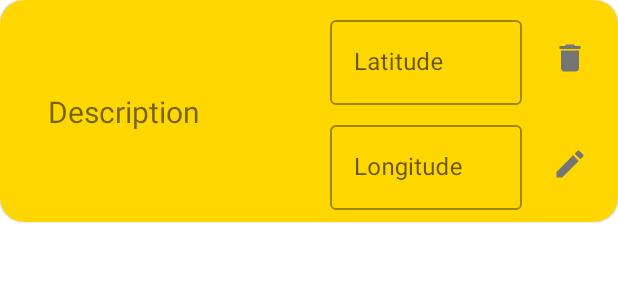
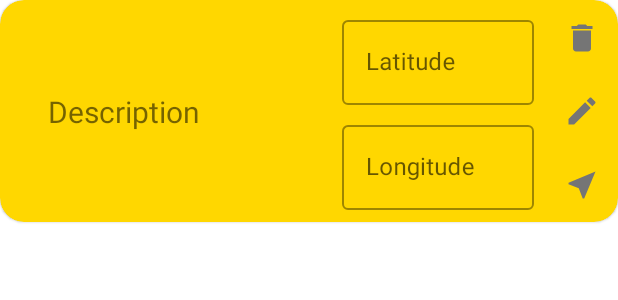
Before and after one commit to NikitaZar/Markers-on-Yandex-Maps, an Android app: the layout card_marker.xml on its own in the app's theme, with its tools: preview values and no code run, on a phone screen of 412 x 824 dp. Shown: the top 300 px of the screen. Run offline under Robolectric (Android 15) with nearby library versions, the phone set to English and light mode, and no system bars.

Commit message:
Add camera move to point from list

```diff
--- a/app/src/main/java/ru/maps/markersonyandexmaps/adapter/MarkerViewHolder.kt
+++ b/app/src/main/java/ru/maps/markersonyandexmaps/adapter/MarkerViewHolder.kt
@@ -1,6 +1,7 @@
 package ru.maps.markersonyandexmaps.adapter
 
 import androidx.recyclerview.widget.RecyclerView
+import com.yandex.mapkit.geometry.Point
 import ru.maps.markersonyandexmaps.databinding.CardMarkerBinding
 import ru.maps.markersonyandexmaps.dto.Marker
 
@@ -22,6 +23,10 @@ class MarkerViewHolder(
             btEdit.setOnClickListener {
                 onInteractionListener.onEdit(marker)
             }
+
+            btNavigate.setOnClickListener {
+                onInteractionListener.onCameraPosition(marker.latitude, marker.longitude)
+            }
         }
     }
 }
--- a/app/src/main/java/ru/maps/markersonyandexmaps/adapter/OnInteractionListener.kt
+++ b/app/src/main/java/ru/maps/markersonyandexmaps/adapter/OnInteractionListener.kt
@@ -1,8 +1,10 @@
 package ru.maps.markersonyandexmaps.adapter
 
+import com.yandex.mapkit.geometry.Point
 import ru.maps.markersonyandexmaps.dto.Marker
 
 interface OnInteractionListener {
     fun onEdit(marker: Marker)
     fun onRemove(marker: Marker)
+    fun onCameraPosition(latitude: Double, longitude: Double)
 }
--- a/app/src/main/java/ru/maps/markersonyandexmaps/application/GlobalConstants.kt
+++ b/app/src/main/java/ru/maps/markersonyandexmaps/application/GlobalConstants.kt
@@ -6,6 +6,8 @@ class GlobalConstants {
         const val KEY_ID = "markerId"
         const val KEY_LATITUDE = "latitude"
         const val KEY_LONGITUDE = "longitude"
-
+        const val KEY_CAMERA_POSITION = "camera_position"
+        const val KEY_CAMERA_POSITION_LATITUDE = "camera_position_latitude"
+        const val KEY_CAMERA_POSITION_LONGITUDE = "camera_position_longitude"
     }
 }
--- /dev/null
+++ b/app/src/main/res/drawable/ic_baseline_near_me_24.xml
@@ -0,0 +1,10 @@
+<vector xmlns:android="http://schemas.android.com/apk/res/android"
+    android:width="24dp"
+    android:height="24dp"
+    android:viewportWidth="24"
+    android:viewportHeight="24"
+    android:tint="?attr/colorControlNormal">
+  <path
+      android:fillColor="@android:color/white"
+      android:pathData="M21,3L3,10.53v0.98l6.84,2.65L12.48,21h0.98L21,3z"/>
+</vector>
--- a/app/src/main/res/layout/card_marker.xml
+++ b/app/src/main/res/layout/card_marker.xml
@@ -3,6 +3,7 @@
     xmlns:app="http://schemas.android.com/apk/res-auto"
     android:layout_width="match_parent"
     android:layout_height="wrap_content"
+    android:padding="@dimen/common_margin"
     android:gravity="clip_vertical"
     android:orientation="vertical"
     app:cardBackgroundColor="@color/gold"
@@ -17,11 +18,11 @@
             android:layout_width="0dp"
             android:layout_height="wrap_content"
             android:layout_margin="@dimen/space8x"
+            android:singleLine="false"
             android:text="@string/description"
             android:textSize="20sp"
-            android:singleLine="false"
+            app:layout_constraintBottom_toBottomOf="parent"
             app:layout_constraintEnd_toStartOf="@id/barrier"
-            app:layout_constraintBottom_toBottomOf="parent"
             app:layout_constraintStart_toStartOf="parent"
             app:layout_constraintTop_toTopOf="parent" />
 
@@ -37,7 +38,6 @@
             style="@style/Widget.AppTheme.CommonIconOnlyButton"
             android:layout_width="wrap_content"
             android:layout_height="wrap_content"
-            android:layout_margin="@dimen/space2x"
             app:icon="@drawable/ic_baseline_delete_24"
             app:layout_constraintBottom_toTopOf="@id/bt_edit"
             app:layout_constraintEnd_toEndOf="parent"
@@ -48,11 +48,20 @@
             style="@style/Widget.AppTheme.CommonIconOnlyButton"
             android:layout_width="wrap_content"
             android:layout_height="wrap_content"
-            android:layout_margin="@dimen/space2x"
             app:icon="@drawable/ic_baseline_edit_24"
+            app:layout_constraintBottom_toTopOf="@id/bt_navigate"
+            app:layout_constraintEnd_toEndOf="parent"
+            app:layout_constraintTop_toBottomOf="@id/bt_delete" />
+
+        <com.google.android.material.button.MaterialButton
+            android:id="@+id/bt_navigate"
+            style="@style/Widget.AppTheme.CommonIconOnlyButton"
+            android:layout_width="wrap_content"
+            android:layout_height="wrap_content"
+            app:icon="@drawable/ic_baseline_near_me_24"
             app:layout_constraintBottom_toBottomOf="parent"
             app:layout_constraintEnd_toEndOf="parent"
-            app:layout_constraintTop_toBottomOf="@id/bt_delete" />
+            app:layout_constraintTop_toBottomOf="@id/bt_edit" />
 
         <com.google.android.material.textfield.TextInputLayout
             android:id="@+id/latitude"
```
Also changed, not shown: app/src/main/java/ru/maps/markersonyandexmaps/ui/ListFragment.kt (+12 -0 lines), app/src/main/java/ru/maps/markersonyandexmaps/ui/MapFragment.kt (+13 -1 lines).
